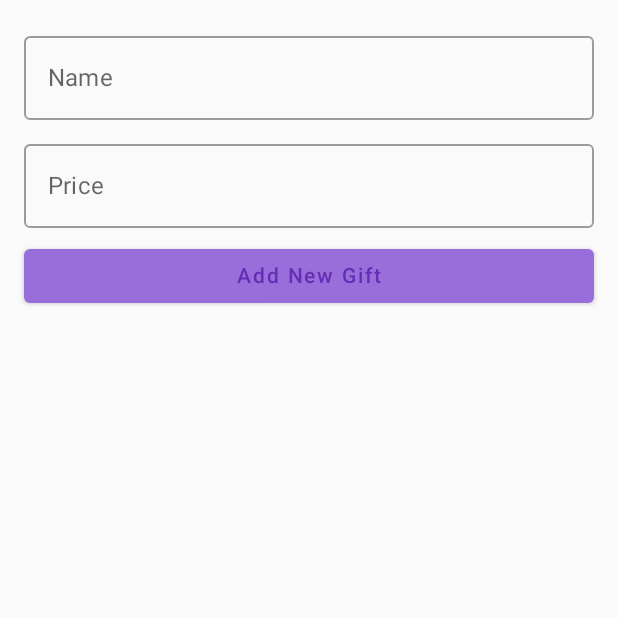
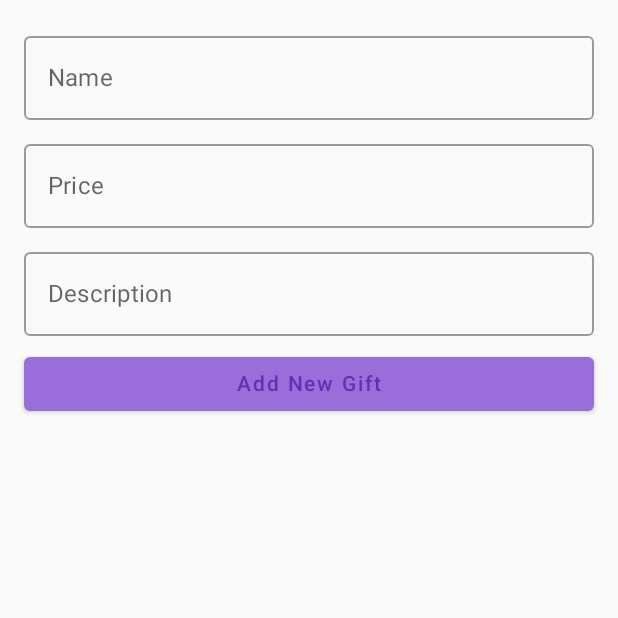
Before and after one commit to EnderMB/Ander, an Android app built with Jetpack Compose: the giftDetail screen opened through its navigation route, on a phone screen of 412 x 824 dp, the top half of it. Run offline under Robolectric (Android 15) with nearby library versions, the phone set to English and light mode, and no system bars; our stand-ins replace Dagger/Hilt's generated code.

Commit message:
little update

```diff
--- a/app/src/main/java/com/example/ander/views/giftD/GiftDetailScreen.kt
+++ b/app/src/main/java/com/example/ander/views/giftD/GiftDetailScreen.kt
@@ -21,6 +21,7 @@ fun GiftDetailScreen(
 ) {
     var nom by remember(state.gift?.nom) { mutableStateOf(state.gift?.nom ?: "") }
     var precio by remember(state.gift?.precio) { mutableStateOf(state.gift?.precio ?: "") }
+    var desc by remember(state.gift?.desc) { mutableStateOf(state.gift?.desc ?: "") }
 
     Box(
         modifier = Modifier
@@ -41,7 +42,6 @@ fun GiftDetailScreen(
                 }
             )
 
-
             OutlinedTextField(modifier = Modifier
                 .fillMaxWidth()
                 .padding(bottom = 8.dp),
@@ -49,6 +49,16 @@ fun GiftDetailScreen(
                 onValueChange = { nom = it },
                 label = {
                     Text(text = "Price")
+                }
+            )
+
+            OutlinedTextField(modifier = Modifier
+                .fillMaxWidth()
+                .padding(bottom = 8.dp),
+                value = desc,
+                onValueChange = { desc = it },
+                label = {
+                    Text(text = "Description")
                 }
             )
 
@@ -93,7 +103,7 @@ fun GiftDetailScreen(
                             .fillMaxWidth()
                             /*.align(Alignment.BottomCenter)*/,
                         onClick = {
-                            addNewGift(nom, precio)
+                            addNewGift(nom, precio, desc)
                         },
                         colors = ButtonDefaults.buttonColors(
                             backgroundColor = Color(0xFF9A6EDA)
```
